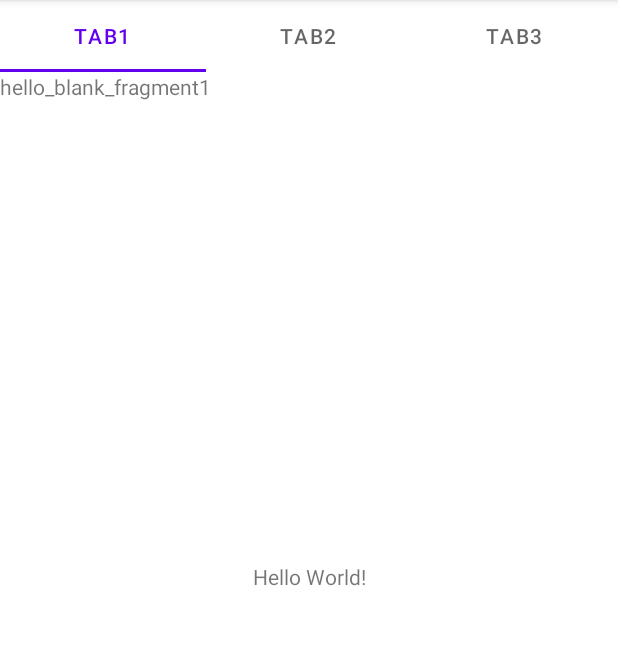
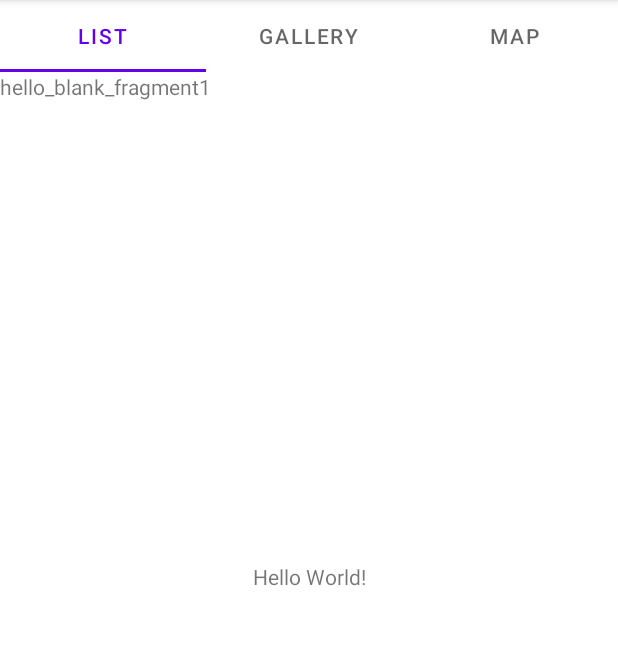
Before and after one commit to hyojaeKwon/cs496_week1, an Android app: the screen it shows after launch (MainActivity), on a phone screen of 412 x 824 dp, the part 84-729 px from its top. Run offline under Robolectric (Android 15) with nearby library versions, the phone set to English and light mode, and no system bars.

Commit message:
Connect viewpager with tabs

```diff
--- a/app/src/main/java/com/example/rudolph_king/MainActivity.java
+++ b/app/src/main/java/com/example/rudolph_king/MainActivity.java
@@ -4,6 +4,8 @@ import androidx.appcompat.app.AppCompatActivity;
 import androidx.viewpager.widget.ViewPager;
 
 import android.os.Bundle;
+
+import com.google.android.material.tabs.TabLayout;
 
 public class MainActivity extends AppCompatActivity {
 
@@ -15,5 +17,9 @@ public class MainActivity extends AppCompatActivity {
         ViewPager vp = findViewById(R.id.viewpager);
         VPAdapter adapter = new VPAdapter(getSupportFragmentManager());
         vp.setAdapter(adapter);
+
+        // connect view pager with tab layout
+        TabLayout tab = findViewById(R.id.tab);
+        tab.setupWithViewPager(vp);
     }
 }
--- a/app/src/main/java/com/example/rudolph_king/VPAdapter.java
+++ b/app/src/main/java/com/example/rudolph_king/VPAdapter.java
@@ -9,12 +9,18 @@ import java.util.ArrayList;
 
 public class VPAdapter extends FragmentPagerAdapter {
     private ArrayList<Fragment> items;
+    private ArrayList<String> itext = new ArrayList<String>();
     public VPAdapter(@NonNull FragmentManager fm) {
         super(fm);
         items = new ArrayList<Fragment>();
         items.add(new Fragment1());
         items.add(new Fragment2());
         items.add(new Fragment3());
+
+        itext.add("List");
+        itext.add("Gallery");
+        itext.add("Map");
+
     }
 
     @NonNull
@@ -27,4 +33,9 @@ public class VPAdapter extends FragmentPagerAdapter {
     public int getCount() {
         return items.size();
     }
+
+    @Override
+    public CharSequence getPageTitle(int position) {
+        return itext.get(position);
+    }
 }
--- a/app/src/main/res/layout/activity_main.xml
+++ b/app/src/main/res/layout/activity_main.xml
@@ -15,6 +15,9 @@
             android:id="@+id/tab"
             android:layout_width="match_parent"
             android:layout_height="wrap_content">
+
+<!--            app:tabIndicatorColor="@android:color/black"-->
+<!--            app:tabSelectedTextColor="@color/cardview_dark_background"-->
 
             <com.google.android.material.tabs.TabItem
                 android:id="@+id/tab_Item1"
```
